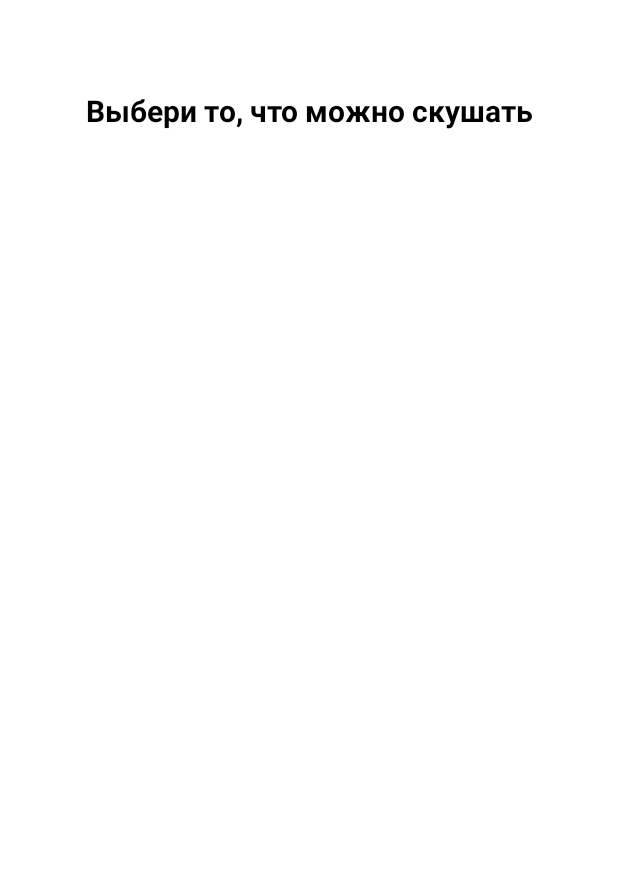
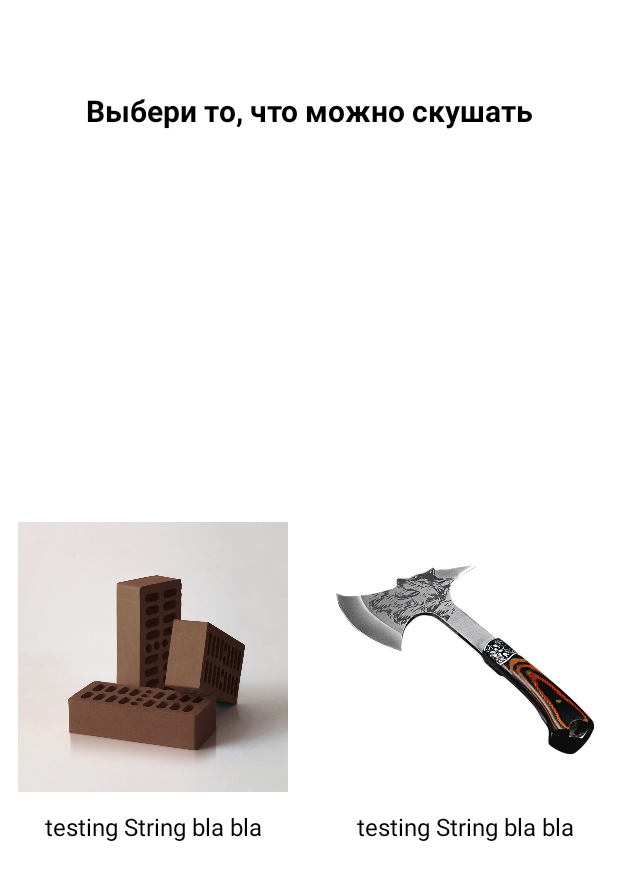
Before and after one commit to ZaharGusyatin/GameForChildren, an Android app: the layout fragment_edible_game_question.xml on its own in the app's theme, with its tools: preview values and no code run, on a phone screen of 412 x 824 dp. Shown: the top 880 px of the screen. Run offline under Robolectric (Android 15) with nearby library versions, the phone set to English and light mode, and no system bars.

Commit message:
testing commit

```diff
--- a/app/build.gradle
+++ b/app/build.gradle
@@ -28,6 +28,7 @@ android {
 }
 
 dependencies {
+    implementation 'de.hdodenhof:circleimageview:3.1.0'
     implementation fileTree(dir: "libs", include: ["*.jar"])
     implementation "org.jetbrains.kotlin:kotlin-stdlib:$kotlin_version"
     implementation 'androidx.core:core-ktx:1.3.2'
--- a/app/src/main/java/com/example/gameforchildren/utilits/edibleGameBase.kt
+++ b/app/src/main/java/com/example/gameforchildren/utilits/edibleGameBase.kt
@@ -18,11 +18,12 @@ fun initFood() {
 }
 
 fun getRandomFood(): List<FoodModel> {
+    if (fullListOfFood.isEmpty()) initFood()
     var secondFoodModel: FoodModel
     val firstPosition = (0..fullListOfFood.lastIndex).random()
     val firstFoodModel = fullListOfFood[firstPosition]
     fullListOfFood.removeAt(firstPosition)
-    while (true) {
+        while (true) {
         val secondPosition = (0..fullListOfFood.lastIndex).random()
         if (fullListOfFood[secondPosition].edible == !firstFoodModel.edible) {
             secondFoodModel = fullListOfFood[secondPosition]
@@ -30,6 +31,7 @@ fun getRandomFood(): List<FoodModel> {
             break
 
         }
+
     }
     return listOf(firstFoodModel, secondFoodModel)
 
--- a/app/src/main/java/com/example/gameforchildren/utilits/fun.kt
+++ b/app/src/main/java/com/example/gameforchildren/utilits/fun.kt
@@ -20,9 +20,3 @@ fun replaceFragment(fragment: Fragment, addStack: Boolean = true) {
     }
 
 }
-fun replaceEdibleGameFragment(fragment: Fragment){
-    APP_ACTIVITY.supportFragmentManager
-        .beginTransaction()
-        .replace(R.id.edibleGameContainer,fragment)
-        .commit()
-}
--- a/app/src/main/res/layout/fragment_edible_game_question.xml
+++ b/app/src/main/res/layout/fragment_edible_game_question.xml
@@ -21,13 +21,61 @@
         app:layout_constraintTop_toTopOf="parent" />
 
     <androidx.constraintlayout.widget.ConstraintLayout
-        android:layout_width="150dp"
-        android:layout_height="150dp"
+        android:layout_marginStart="@dimen/ediableSmallMargin"
+        android:layout_width="match_parent"
+        android:layout_height="300dp"
+        android:layout_marginBottom="@dimen/EdibleGameMainMargin"
         app:layout_constraintBottom_toBottomOf="parent"
-        app:layout_constraintStart_toStartOf="parent" />
-    <androidx.constraintlayout.widget.ConstraintLayout
-        android:layout_width="150dp"
-        android:layout_height="150dp"
-        app:layout_constraintBottom_toBottomOf="parent"
-        app:layout_constraintEnd_toEndOf="parent" />
+        app:layout_constraintStart_toStartOf="parent"
+        android:layout_marginEnd="@dimen/ediableSmallMargin"
+        app:layout_constraintTop_toBottomOf="@+id/edibleTVchoose">
+
+        <TextView
+          android:id="@+id/edibleFirstItemName"
+           android:textSize="16sp"
+            android:textColor="@color/colorFullBlack"
+            android:layout_marginTop="@dimen/ediableSmallMargin"
+            android:layout_width="wrap_content"
+            android:layout_height="wrap_content"
+            android:text="@string/testing_string_bla_bla"
+            app:layout_constraintEnd_toEndOf="@+id/edibleImageFirstItem"
+            app:layout_constraintStart_toStartOf="parent"
+            app:layout_constraintTop_toBottomOf="@+id/edibleImageFirstItem" />
+
+        <ImageView
+
+            android:id="@+id/edibleImageFirstItem"
+            android:layout_width="180dp"
+            android:layout_height="180dp"
+            android:src="@drawable/kirpich"
+            app:layout_constraintBottom_toBottomOf="parent"
+            app:layout_constraintStart_toStartOf="parent"
+            app:layout_constraintTop_toTopOf="parent" />
+
+        <ImageView
+
+            android:id="@+id/ediableImageSecondItem"
+
+            android:layout_width="180dp"
+            android:layout_height="180dp"
+            android:src="@drawable/axe"
+            app:layout_constraintBottom_toBottomOf="parent"
+            app:layout_constraintEnd_toEndOf="parent"
+            app:layout_constraintTop_toTopOf="parent" />
+
+        <TextView
+            android:id="@+id/edibleSecondItemName"
+            android:layout_marginTop="12dp"
+            android:layout_width="wrap_content"
+            android:layout_height="wrap_content"
+            android:text="@string/testing_string_bla_bla"
+            android:textColor="@color/colorFullBlack"
+            android:textSize="16sp"
+
+            app:layout_constraintEnd_toEndOf="parent"
+            app:layout_constraintStart_toStartOf="@+id/ediableImageSecondItem"
+            app:layout_constraintTop_toBottomOf="@+id/ediableImageSecondItem" />
+
+    </androidx.constraintlayout.widget.ConstraintLayout>
+
 </androidx.constraintlayout.widget.ConstraintLayout>
--- a/app/src/main/res/values/colors.xml
+++ b/app/src/main/res/values/colors.xml
@@ -6,4 +6,5 @@
     <color name = "EdibleGamebackgroundColor">#9BEC4A</color>
 <color name="white">#ffff</color>
     <color name="colorFullBlack">#000000</color>
+    <color name="color0">#00FFFFFF</color>
 </resources>
--- a/app/src/main/res/values/dimens.xml
+++ b/app/src/main/res/values/dimens.xml
@@ -2,4 +2,5 @@
 <resources>
     <dimen name="EdibleGameMainMargin">36dp</dimen>
     <dimen name="ediableGameChooseFragmentTopMargin">60dp</dimen>
+    <dimen name="ediableSmallMargin">12dp</dimen>
 </resources>
--- a/app/src/main/res/values/strings.xml
+++ b/app/src/main/res/values/strings.xml
@@ -4,4 +4,6 @@
     <string name="hello_blank_fragment">Hello blank fragment</string>
     <string name="EdibleGameTitle">Съедобное-несъедобное</string>
     <string name="edibleGameMakeUrChoose">Выбери то, что можно скушать</string>
+    <string name="gameEdibleTitleOfDescription">Cъедобное-несъедобное</string>
+    <string name="testing_string_bla_bla">testing String bla bla</string>
 </resources>
```
Also changed, not shown: app/src/main/java/com/example/gameforchildren/ui/fragments/edibleGameFragments/EdibleGameMainFragment.kt (+7 -11 lines), app/src/main/java/com/example/gameforchildren/ui/fragments/edibleGameFragments/EdibleGameQuestionFragment.kt (+18 -11 lines), app/src/main/res/layout/fragment_edible_game_main.xml (+21 -9 lines), app/src/main/res/layout/game_description_pattern.xml (added, +38 -0 lines), app/src/main/res/drawable/start_button.png (added).
